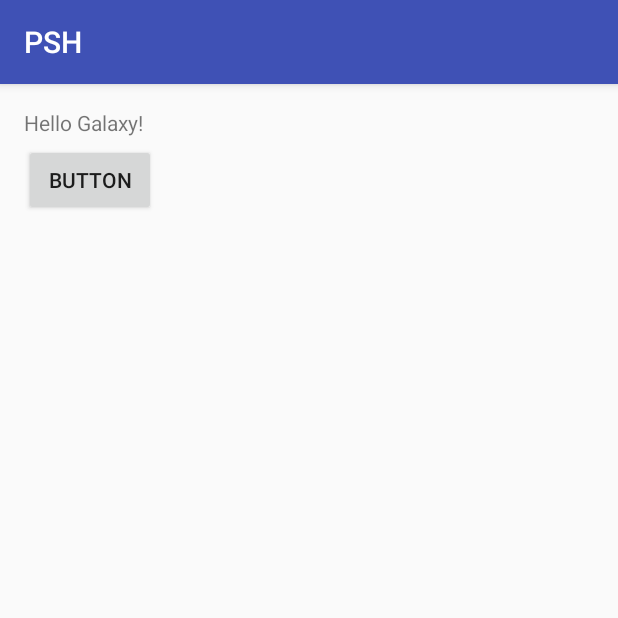
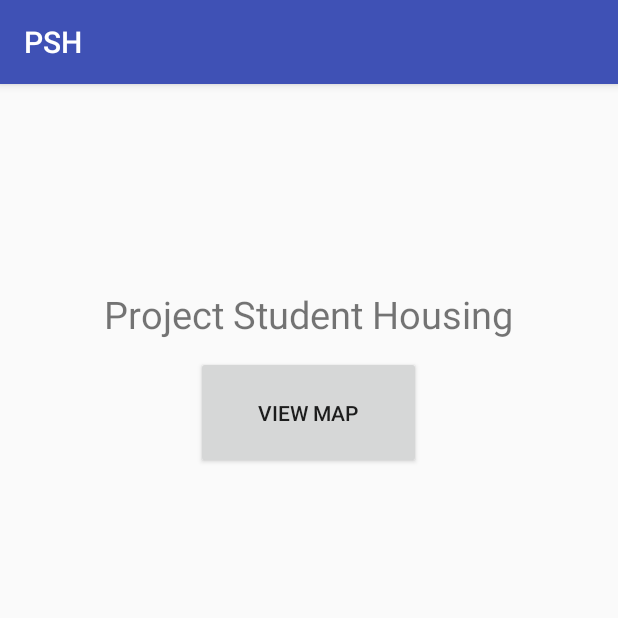
Before and after one commit to Chris-Fitzpatrick/PSH, an Android app: the screen it shows after launch (MainActivity), on a phone screen of 412 x 824 dp, the top half of it. Run offline under Robolectric (Android 15) with nearby library versions, the phone set to English and light mode, and no system bars; our stand-ins replace Firebase (no records; nobody signed in at launch, a user with empty details on screens opened directly).

Commit message:
centered title

```diff
--- a/PSH/app/src/main/java/ui/main/MainActivity.java
+++ b/PSH/app/src/main/java/ui/main/MainActivity.java
@@ -34,7 +34,7 @@ public class MainActivity extends AppCompatActivity {
                 String msgString = getResources().getString(R.string.button1msg);
                 CharSequence charSeq = firstTextView.getText();
                 String theString = charSeq.toString();
-                String firstString = "Hello Galaxy!";
+                String firstString = "Hello test!";
                 String secondString = "hellow orld";
 
                 Intent goToMapIntent = new Intent(MainActivity.this, MapsActivity.class);
--- a/PSH/app/src/main/res/layout/activity_main.xml
+++ b/PSH/app/src/main/res/layout/activity_main.xml
@@ -14,19 +14,20 @@
     <TextView
         android:layout_width="wrap_content"
         android:layout_height="wrap_content"
-        android:text="Hello Galaxy!"
+        android:layout_marginTop="120dp"
+        android:text="Project Student Housing"
         android:id="@+id/textview1"
+        android:layout_centerHorizontal="true"
+        android:textSize="25sp"
         />
 
     <Button
-        android:text="Button"
-        android:layout_width="wrap_content"
-        android:layout_height="wrap_content"
-        android:layout_marginTop="24dp"
+        android:layout_width="150dp"
+        android:layout_height="75dp"
+        android:layout_marginTop="165dp"
+        android:text="View Map"
         android:id="@+id/button1"
-        android:layout_below="@+id/textView"
-        android:layout_alignParentLeft="true"
-        android:layout_alignParentStart="true"
+        android:layout_centerHorizontal="true"
         android:onClick="buttonOnClick" />
 
 </RelativeLayout>
--- a/PSH/app/src/main/res/values/strings.xml
+++ b/PSH/app/src/main/res/values/strings.xml
@@ -1,6 +1,6 @@
 <resources>
     <string name="app_name">PSH</string>
-
+    <string name="full_app_name">Project Student Housing</string>
     <string name="button1msg">hello earth</string>
     <string name="title_activity_maps">Map</string>
 </resources>
```
Also changed, not shown: PSH/app/src/main/java/ui/main/MapsActivityPresenter.java (+4 -16 lines).
